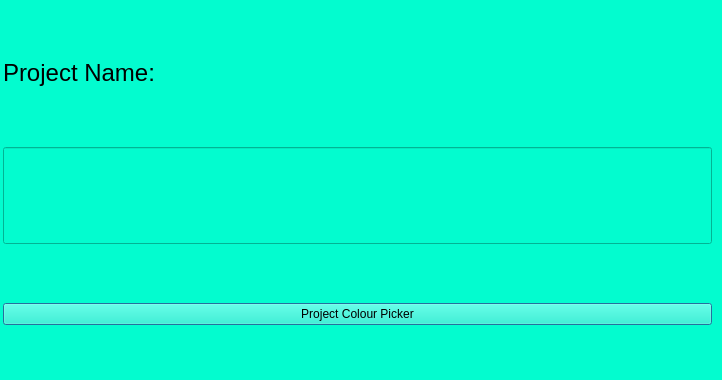
Above: Codebase/GUI/UI_Files/ProjectEditor.ui from Mulukulum/Amberia before the change. Below: the same form after it.
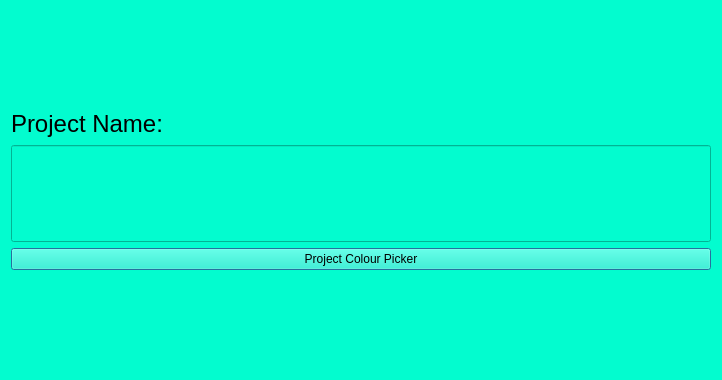
That is the form after the change.

Patch:
```diff
--- a/Codebase/GUI/UI_Files/ProjectEditor.ui
+++ b/Codebase/GUI/UI_Files/ProjectEditor.ui
@@ -16,15 +16,8 @@
   <property name="styleSheet">
    <string notr="true">background: #03fccf</string>
   </property>
-  <widget class="QWidget" name="">
-   <property name="geometry">
-    <rect>
-     <x>3</x>
-     <y>6</y>
-     <width>709</width>
-     <height>373</height>
-    </rect>
-   </property>
+  <layout class="QVBoxLayout" name="verticalLayout_2">
+   <item>
    <layout class="QVBoxLayout" name="verticalLayout">
     <item>
      <widget class="QLabel" name="label">
@@ -57,7 +50,8 @@
      </widget>
     </item>
    </layout>
-  </widget>
+   </item>
+  </layout>
  </widget>
  <resources/>
  <connections/>
```
Lines whose indentation alone changed are shown as unchanged.
